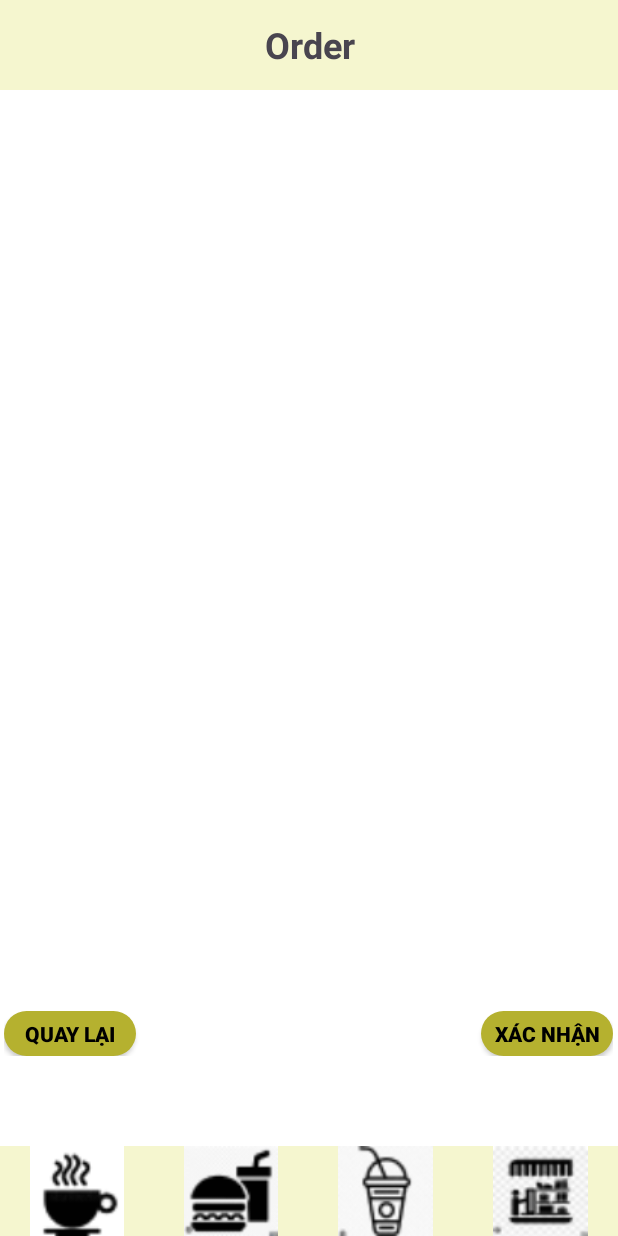
After one commit to dvanhoang100904/nhom11_chieu2, an Android app: the DanhSachOrderActivity screen opened directly, with no data from a screen before it, on a phone screen of 412 x 824 dp. The commit adds this screen. Run offline under Robolectric (Android 15) with nearby library versions, the phone set to English and light mode, and no system bars.

Commit message:
p2 làm phần danh sách order

```diff
--- a/app/src/main/AndroidManifest.xml
+++ b/app/src/main/AndroidManifest.xml
@@ -13,6 +13,9 @@
         android:theme="@style/Theme.Nhom11_chieu2"
         tools:targetApi="31">
         <activity
+            android:name=".DanhSachOrderActivity"
+            android:exported="true" />
+        <activity
             android:name=".DanhSachViTriBanActivity"
             android:exported="true" />
         <activity
--- /dev/null
+++ b/app/src/main/java/com/example/nhom11_chieu2/DanhSachOrderActivity.kt
@@ -0,0 +1,101 @@
+package com.example.nhom11_chieu2
+
+import android.content.Intent
+import android.os.Bundle
+import android.widget.Button
+import android.widget.ImageButton
+import android.widget.Toast
+import androidx.activity.enableEdgeToEdge
+import androidx.appcompat.app.AppCompatActivity
+import androidx.core.view.ViewCompat
+import androidx.core.view.WindowInsetsCompat
+import androidx.recyclerview.widget.LinearLayoutManager
+import androidx.recyclerview.widget.RecyclerView
+
+private val danhSachOrder = mutableListOf<Order>()
+
+class DanhSachOrderActivity : AppCompatActivity() {
+
+    private lateinit var rvDanhSachOrder: RecyclerView
+    private lateinit var orderAdapter: OrderAdapter
+    private lateinit var btnQuayLai: Button
+    private lateinit var btnXacNhan: Button
+    private lateinit var imgBtnDanhSachCaPhe: ImageButton
+    private lateinit var imgBtnDanhSachTraSua: ImageButton
+    private lateinit var imgBtnDanhSachSinhTo: ImageButton
+    override fun onCreate(savedInstanceState: Bundle?) {
+        super.onCreate(savedInstanceState)
+        setContentView(R.layout.activity_danh_sach_order)
+
+        // Ánh xạ view
+        setControl()
+
+        // Xử lý sự kiện
+        setEvent()
+
+    }
+
+    private fun setEvent() {
+        // Nhận dữ liệu từ Intent
+        val ten = intent.getStringExtra("ten")
+        val hinhAnh = intent.getIntExtra("hinhAnh", 0)
+        val gia = intent.getDoubleExtra("gia", 0.0)
+
+        // Kiểm tra dữ liệu hợp lệ và xử lý
+        if (ten != null && hinhAnh != 0 && gia != 0.0) {
+            // Kiểm tra xem đã có trong danh sách chưa
+            val kiemTraOrder = danhSachOrder.find { it.ten == ten }
+
+            if (kiemTraOrder != null) {
+                // Nếu đã có, tăng số lượng lên
+                kiemTraOrder.soLuong++
+                Toast.makeText(this, "Số lượng tăng lên", Toast.LENGTH_SHORT).show()
+            } else {
+                // Nếu chưa có, thêm mới vào danh sách
+                val order = Order(ten, hinhAnh, gia, 1) // Số lượng mặc định là 1
+                danhSachOrder.add(order)
+                Toast.makeText(this, "Order thành công!", Toast.LENGTH_SHORT).show()
+            }
+        }
+        // Thiết lập adapter cho RecyclerView
+        orderAdapter = OrderAdapter(danhSachOrder)
+
+        // Gán adapter cho RecyclerView
+        rvDanhSachOrder.adapter = orderAdapter
+
+        btnQuayLai.setOnClickListener { finish() }
+
+        btnXacNhan.setOnClickListener {
+            Toast.makeText(this, "Xác nhận thành công!", Toast.LENGTH_SHORT).show()
+            val intentDSVTB = Intent(this, DanhSachViTriBanActivity::class.java)
+            startActivity(intentDSVTB)
+        }
+
+        imgBtnDanhSachCaPhe.setOnClickListener {
+            Toast.makeText(this, "Danh sách cà phê", Toast.LENGTH_SHORT).show()
+
+
+        }
+
+        imgBtnDanhSachTraSua.setOnClickListener {
+            Toast.makeText(this, "Danh sách trà sữa", Toast.LENGTH_SHORT).show()
+
+        }
+
+        imgBtnDanhSachSinhTo.setOnClickListener {
+            Toast.makeText(this, "Danh sách sinh tố", Toast.LENGTH_SHORT).show()
+        }
+    }
+
+    private fun setControl() {
+        // Thiết lập RecyclerView
+        rvDanhSachOrder = findViewById(R.id.rvDanhSachOrder)
+        rvDanhSachOrder.layoutManager = LinearLayoutManager(this)
+
+        btnQuayLai = findViewById(R.id.btnQuayLai)
+        btnXacNhan = findViewById(R.id.btnXacNhan)
+        imgBtnDanhSachCaPhe = findViewById(R.id.imgBtnDanhSachCaPhe)
+        imgBtnDanhSachTraSua = findViewById(R.id.imgBtnDanhSachTraSua)
+        imgBtnDanhSachSinhTo = findViewById(R.id.imgBtnDanhSachSinhTo)
+    }
+}
--- /dev/null
+++ b/app/src/main/java/com/example/nhom11_chieu2/Order.kt
@@ -0,0 +1,6 @@
+package com.example.nhom11_chieu2
+
+
+data class Order(
+    val ten: String, val hinhAnh: Int, val gia: Double, var soLuong: Int
+)
--- /dev/null
+++ b/app/src/main/res/drawable/background_quaylai.xml
@@ -0,0 +1,6 @@
+<?xml version="1.0" encoding="utf-8"?>
+<shape xmlns:android="http://schemas.android.com/apk/res/android"
+    android:shape="rectangle">
+    <solid android:color="#B5B12F"></solid>
+    <corners android:radius="15dp"></corners>
+</shape>
--- /dev/null
+++ b/app/src/main/res/drawable/background_xacnhan.xml
@@ -0,0 +1,7 @@
+<?xml version="1.0" encoding="utf-8"?>
+<shape xmlns:android="http://schemas.android.com/apk/res/android"
+    android:shape="rectangle">
+    <solid android:color="#B5B12F"></solid>
+    <corners android:radius="15dp"></corners>
+
+</shape>
--- /dev/null
+++ b/app/src/main/res/layout/activity_danh_sach_order.xml
@@ -0,0 +1,99 @@
+<?xml version="1.0" encoding="utf-8"?>
+<LinearLayout xmlns:android="http://schemas.android.com/apk/res/android"
+    android:layout_width="match_parent"
+    android:layout_height="match_parent"
+    android:background="#fff"
+    android:orientation="vertical">
+
+    <TextView
+        android:layout_width="match_parent"
+        android:layout_height="60dp"
+        android:background="#F5F6CF"
+        android:gravity="center"
+        android:text="Order"
+        android:textSize="24sp"
+        android:textStyle="bold"></TextView>
+
+    <androidx.recyclerview.widget.RecyclerView
+        android:id="@+id/rvDanhSachOrder"
+        android:layout_width="match_parent"
+        android:layout_height="match_parent"
+        android:layout_margin="10dp"
+        android:layout_weight="1"
+        android:background="#fff"></androidx.recyclerview.widget.RecyclerView>
+
+    <LinearLayout
+        android:layout_width="wrap_content"
+        android:layout_height="wrap_content"
+        android:layout_gravity="center"
+        android:layout_marginTop="20dp"
+        android:layout_marginBottom="60dp"
+        android:orientation="horizontal">
+
+        <androidx.appcompat.widget.AppCompatButton
+            android:id="@+id/btnQuayLai"
+            android:layout_width="wrap_content"
+            android:layout_height="30dp"
+            android:layout_marginRight="230dp"
+            android:layout_weight="1"
+            android:background="@drawable/background_quaylai"
+            android:text="Quay lại"
+            android:textColor="#000"
+            android:textStyle="bold" />
+
+        <androidx.appcompat.widget.AppCompatButton
+            android:id="@+id/btnXacNhan"
+            android:layout_width="wrap_content"
+            android:layout_height="30dp"
+            android:background="@drawable/background_xacnhan"
+            android:text="Xác nhận"
+            android:textColor="#000"
+            android:textStyle="bold"></androidx.appcompat.widget.AppCompatButton>
+    </LinearLayout>
+
+    <LinearLayout
+        android:layout_width="match_parent"
+        android:layout_height="wrap_content"
+        android:background="#F5F6CF"
+        android:orientation="horizontal">
+
+        <ImageButton
+            android:id="@+id/imgBtnDanhSachCaPhe"
+            android:layout_width="30dp"
+            android:layout_height="60dp"
+            android:layout_marginLeft="20dp"
+            android:layout_marginRight="20dp"
+            android:layout_weight="1"
+            android:background="@drawable/imgbtn1"></ImageButton>
+
+        <ImageButton
+            android:id="@+id/imgBtnDanhSachTraSua"
+            android:layout_width="30dp"
+            android:layout_height="60dp"
+            android:layout_marginLeft="20dp"
+            android:layout_marginRight="20dp"
+            android:layout_weight="1"
+            android:background="@drawable/imgbtn2"></ImageButton>
+
+        <ImageButton
+            android:id="@+id/imgBtnDanhSachSinhTo"
+            android:layout_width="30dp"
+            android:layout_height="60dp"
+            android:layout_marginLeft="20dp"
+            android:layout_marginRight="20dp"
+            android:layout_weight="1"
+            android:background="@drawable/imgbtn3"></ImageButton>
+
+        <ImageButton
+            android:id="@+id/imgBtnDanhSachOrder"
+            android:layout_width="30dp"
+            android:layout_height="60dp"
+            android:layout_marginLeft="20dp"
+            android:layout_marginRight="20dp"
+            android:layout_weight="1"
+            android:background="@drawable/imgbtn4"></ImageButton>
+
+    </LinearLayout>
+
+
+</LinearLayout>
```
Also changed, not shown: app/src/main/java/com/example/nhom11_chieu2/OrderAdapter.kt (added, +66 -0 lines), app/src/main/java/com/example/nhom11_chieu2/ViTriBanAdapter.kt (+7 -6 lines), app/src/main/res/layout/item_order.xml (added, +78 -0 lines), app/src/main/res/drawable/imgbtn1.png (added), app/src/main/res/drawable/imgbtn2.png (added), app/src/main/res/drawable/imgbtn3.png (added), app/src/main/res/drawable/imgbtn4.png (added).
